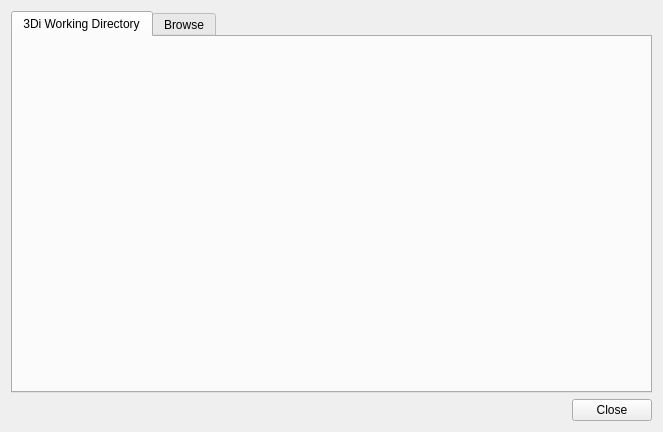
nens/threedi-results-analysis, file gui/threedi_plugin_grid_result_dialog.ui: the form before one commit.
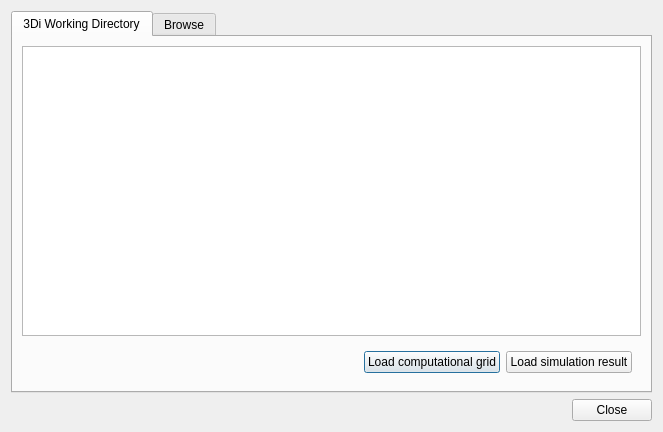
The form after the commit. The open tabs and pages were chosen to show the change. Custom widgets are drawn as their Qt base class.

Patch:
```diff
--- a/gui/threedi_plugin_grid_result_dialog.ui
+++ b/gui/threedi_plugin_grid_result_dialog.ui
@@ -23,6 +23,48 @@
       <attribute name="title">
        <string>3Di Working Directory</string>
       </attribute>
+      <layout class="QVBoxLayout" name="verticalLayout_2">
+       <item>
+        <widget class="QTableView" name="tableView">
+         <attribute name="verticalHeaderVisible">
+          <bool>false</bool>
+         </attribute>
+        </widget>
+       </item>
+       <item>
+        <widget class="QWidget" name="widget" native="true">
+         <layout class="QHBoxLayout" name="horizontalLayout">
+          <item>
+           <spacer name="horizontalSpacer_3">
+            <property name="orientation">
+             <enum>Qt::Horizontal</enum>
+            </property>
+            <property name="sizeHint" stdset="0">
+             <size>
+              <width>40</width>
+              <height>20</height>
+             </size>
+            </property>
+           </spacer>
+          </item>
+          <item>
+           <widget class="QPushButton" name="loadGridPushButton">
+            <property name="text">
+             <string>Load computational grid</string>
+            </property>
+           </widget>
+          </item>
+          <item>
+           <widget class="QPushButton" name="loadResultPushButton">
+            <property name="text">
+             <string>Load simulation result</string>
+            </property>
+           </widget>
+          </item>
+         </layout>
+        </widget>
+       </item>
+      </layout>
      </widget>
      <widget class="QWidget" name="browse">
       <attribute name="title">
```
Left out of the diff: 2 changed lines with no effect on the pictures.
